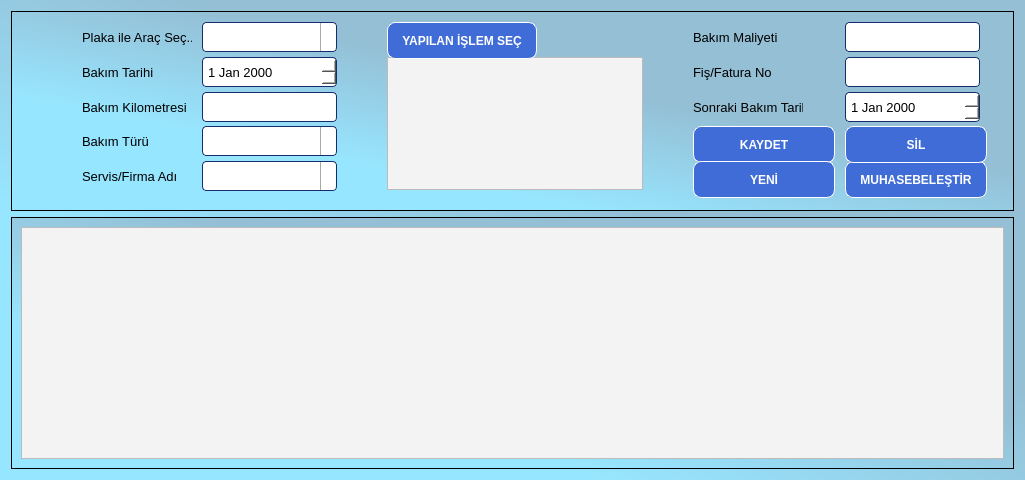
AyhanErcan70/SATTUP, file ui/ui_files/repairs_window.ui: the form before one commit.
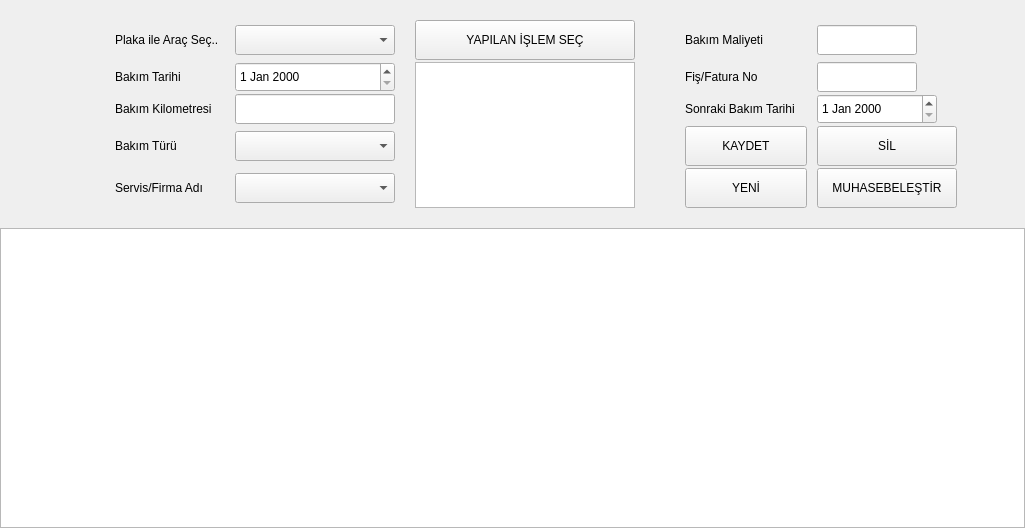
The form after the commit. Icons and pictures are not drawn.

Patch:
```diff
--- a/ui/ui_files/repairs_window.ui
+++ b/ui/ui_files/repairs_window.ui
@@ -7,248 +7,78 @@
     <x>0</x>
     <y>0</y>
     <width>1025</width>
-    <height>480</height>
+    <height>528</height>
    </rect>
   </property>
+  <property name="sizePolicy">
+   <sizepolicy hsizetype="Preferred" vsizetype="Preferred">
+    <horstretch>0</horstretch>
+    <verstretch>0</verstretch>
+   </sizepolicy>
+  </property>
   <property name="windowTitle">
    <string>Form</string>
   </property>
   <property name="styleSheet">
-   <string notr="true">#main_form{
-background-color: qlineargradient(spread:pad, x1:0, y1:1, x2:1, y2:0, stop:0.287234 rgba(151, 230, 255, 255), stop:0.595745 rgba(148, 191, 213, 255));
-}
-QWidget{font-family: &quot;Century Gothic&quot;, &quot;Calibri&quot;; font-size: 10pt; background-color:#f3f3f3;}
-QPushButton{background-color:#01c4ff; border-radius:4px; border:1px solid black;}
-QPushButton:hover{color:#ffffff;background-color:#162D6D; border-radius:6px; border:2px solid #EBEBEB;}
-QPushButton:pressed{color:#ffffff;background-color:red; border-radius:4px; border:3px solid #EBEBEB;padding-top: 4px;}
-QComboBox, QDateEdit, QLineEdit {
-	background-color:#ffffff;
-    border: 1px solid #162D6D;
-    border-radius: 4px;
-    padding: 1px 18px 1px 3px;
-   min-width: 7em;
-}
-QLabel{color: #000000;}
-QComboBox:editable {
-    background-color: white;
-}
-
-QComboBox:!editable, QComboBox::drop-down:editable {
-     background-color: qlineargradient(x1: 0, y1: 0, x2: 0, y2: 1,
-                                 stop: 0 #E1E1E1, stop: 0.4 #DDDDDD,
-                                 stop: 0.5 #D8D8D8, stop: 1.0 #D3D3D3);
-}
-
-/* QComboBox gets the &quot;on&quot; state when the popup is open */
-QComboBox:!editable:on, QComboBox::drop-down:editable:on {
-    background-color: qlineargradient(x1: 0, y1: 0, x2: 0, y2: 1,
-                                stop: 0 #D3D3D3, stop: 0.4 #D8D8D8,
-                                stop: 0.5 #DDDDDD, stop: 1.0 #E1E1E1);
-}
-
-QComboBox:on { /* shift the text when the popup opens */
-    padding-top: 3px;
-    padding-left: 4px;
-}
-
-QComboBox::drop-down {
-    subcontrol-origin: padding;
-    subcontrol-position: top right;
-    width: 15px;
-
-    border-left-width: 1px;
-    border-left-color: darkgray;
-    border-left-style: solid; /* just a single line */
-    border-top-right-radius: 3px; /* same radius as the QComboBox */
-    border-bottom-right-radius: 3px;
-}
-
-QComboBox::down-arrow {	
-image: url(:/resim/arrow-down.png);}
-
-QComboBox::down-arrow:on { /* shift the arrow when popup is open */
-    top: 1px;
-    left: 1px;
-}
-
-QComboBox {
-    border: 1px solid #162D6D;
-    selection-background-color: lightgray;
-}</string>
+   <string notr="true"/>
   </property>
-  <layout class="QGridLayout" name="gridLayout_3">
+  <layout class="QGridLayout" name="gridLayout_4">
+   <property name="leftMargin">
+    <number>0</number>
+   </property>
+   <property name="topMargin">
+    <number>0</number>
+   </property>
+   <property name="rightMargin">
+    <number>0</number>
+   </property>
+   <property name="bottomMargin">
+    <number>0</number>
+   </property>
+   <property name="spacing">
+    <number>0</number>
+   </property>
    <item row="0" column="0">
     <widget class="QFrame" name="top_frame">
      <property name="sizePolicy">
-      <sizepolicy hsizetype="Preferred" vsizetype="Preferred">
+      <sizepolicy hsizetype="Expanding" vsizetype="Fixed">
        <horstretch>0</horstretch>
        <verstretch>0</verstretch>
       </sizepolicy>
      </property>
-     <property name="minimumSize">
-      <size>
-       <width>0</width>
-       <height>200</height>
-      </size>
-     </property>
-     <property name="maximumSize">
-      <size>
-       <width>16777215</width>
-       <height>200</height>
-      </size>
-     </property>
-     <property name="styleSheet">
-      <string notr="true">QFrame#top_frame{
-background-color: qlineargradient(spread:pad, x1:0, y1:1, x2:1, y2:0, stop:0.287234 rgba(151, 230, 255, 255), stop:0.595745 rgba(148, 191, 213, 255));}
-QLabel{
-color: #000000;
-background-color: none;
-}
-/* Modern gradient butonlar */
-QPushButton {
- background-color: #3f6cd6;
-    border: 1px solid #ffffff;
-    border-radius: 8px;
-    color: white;
-    font-weight: bold;
-    /*padding: 12px 24px;*/
-    font-size: 12px;
-    margin: 0px;
-	min-height:35px;
-min-width:140px;
-}
-
-QPushButton:hover {
-    background: qlineargradient(x1:0, y1:0, x2:0, y2:1,
-                                stop:0 #8b8f90, stop:1 #d1d1d3);
-border:2px solid #ffffff;
-
-}
-
-QPushButton:pressed {
-    background: qlineargradient(x1:0, y1:0, x2:0, y2:1,
-                                stop:0 #5a67d8, stop:1 #6b46c1);
-	border: 2px solid #ffffff;
-	padding-top: 5px;
-   margin: 3px;
-}
-
-QPushButton:disabled {
-    background: #cccccc;
-    color: #666666;
-}</string>
-     </property>
      <property name="frameShape">
-      <enum>QFrame::Shape::Box</enum>
+      <enum>QFrame::Shape::NoFrame</enum>
      </property>
      <property name="frameShadow">
       <enum>QFrame::Shadow::Plain</enum>
      </property>
+     <layout class="QGridLayout" name="gridLayout_3">
+      <property name="leftMargin">
+       <number>15</number>
+      </property>
+      <property name="topMargin">
+       <number>20</number>
+      </property>
+      <property name="rightMargin">
+       <number>0</number>
+      </property>
+      <property name="bottomMargin">
+       <number>20</number>
+      </property>
+      <property name="spacing">
+       <number>0</number>
+      </property>
+      <item row="0" column="1">
      <layout class="QGridLayout" name="gridLayout">
-      <property name="leftMargin">
-       <number>70</number>
-      </property>
-      <property name="topMargin">
-       <number>10</number>
-      </property>
-      <property name="rightMargin">
-       <number>0</number>
-      </property>
-      <property name="bottomMargin">
-       <number>20</number>
-      </property>
       <property name="horizontalSpacing">
        <number>10</number>
       </property>
       <property name="verticalSpacing">
-       <number>5</number>
-      </property>
-      <item row="1" column="6">
-       <widget class="QLineEdit" name="txt_fis_no">
+         <number>2</number>
+        </property>
+        <item row="0" column="3">
+         <widget class="QPushButton" name="btn_islemler">
         <property name="sizePolicy">
-         <sizepolicy hsizetype="Fixed" vsizetype="Fixed">
-          <horstretch>0</horstretch>
-          <verstretch>0</verstretch>
-         </sizepolicy>
-        </property>
-        <property name="minimumSize">
-         <size>
-          <width>135</width>
-          <height>30</height>
-         </size>
-        </property>
-        <property name="maximumSize">
-         <size>
-          <width>100</width>
-          <height>30</height>
-         </size>
-        </property>
-       </widget>
-      </item>
-      <item row="0" column="6">
-       <widget class="QLineEdit" name="txt_maliyet">
-        <property name="sizePolicy">
-         <sizepolicy hsizetype="Fixed" vsizetype="Fixed">
-          <horstretch>0</horstretch>
-          <verstretch>0</verstretch>
-         </sizepolicy>
-        </property>
-        <property name="minimumSize">
-         <size>
-          <width>135</width>
-          <height>30</height>
-         </size>
-        </property>
-        <property name="maximumSize">
-         <size>
-          <width>100</width>
-          <height>30</height>
-         </size>
-        </property>
-       </widget>
-      </item>
-      <item row="2" column="4">
-       <spacer name="horizontalSpacer_2">
-        <property name="orientation">
-         <enum>Qt::Orientation::Horizontal</enum>
-        </property>
-        <property name="sizeType">
-         <enum>QSizePolicy::Policy::Fixed</enum>
-        </property>
-        <property name="sizeHint" stdset="0">
-         <size>
-          <width>40</width>
-          <height>20</height>
-         </size>
-        </property>
-       </spacer>
-      </item>
-      <item row="2" column="7">
-       <spacer name="horizontalSpacer">
-        <property name="orientation">
-         <enum>Qt::Orientation::Horizontal</enum>
-        </property>
-        <property name="sizeHint" stdset="0">
-         <size>
-          <width>40</width>
-          <height>20</height>
-         </size>
-        </property>
-       </spacer>
-      </item>
-      <item row="1" column="3" rowspan="4">
-       <widget class="QPlainTextEdit" name="txt_islemler">
-        <property name="sizePolicy">
-         <sizepolicy hsizetype="Fixed" vsizetype="Fixed">
-          <horstretch>0</horstretch>
-          <verstretch>0</verstretch>
-         </sizepolicy>
-        </property>
-       </widget>
-      </item>
-      <item row="2" column="5">
-       <widget class="QLabel" name="lbl_sonraki_bakim">
-        <property name="sizePolicy">
          <sizepolicy hsizetype="Fixed" vsizetype="Preferred">
           <horstretch>0</horstretch>
           <verstretch>0</verstretch>
@@ -256,118 +86,18 @@
         </property>
         <property name="minimumSize">
          <size>
-          <width>110</width>
-          <height>30</height>
+            <width>220</width>
+            <height>40</height>
          </size>
         </property>
         <property name="maximumSize">
          <size>
-          <width>110</width>
-          <height>30</height>
+            <width>220</width>
+            <height>40</height>
          </size>
         </property>
         <property name="text">
-         <string>Sonraki Bakım Tarihi</string>
-        </property>
-       </widget>
-      </item>
-      <item row="1" column="5">
-       <widget class="QLabel" name="lbl_fis">
-        <property name="sizePolicy">
-         <sizepolicy hsizetype="Fixed" vsizetype="Preferred">
-          <horstretch>0</horstretch>
-          <verstretch>0</verstretch>
-         </sizepolicy>
-        </property>
-        <property name="minimumSize">
-         <size>
-          <width>110</width>
-          <height>30</height>
-         </size>
-        </property>
-        <property name="maximumSize">
-         <size>
-          <width>110</width>
-          <height>30</height>
-         </size>
-        </property>
-        <property name="text">
-         <string>Fiş/Fatura No</string>
-        </property>
-       </widget>
-      </item>
-      <item row="3" column="5">
-       <widget class="QPushButton" name="btn_kaydet">
-        <property name="sizePolicy">
-         <sizepolicy hsizetype="Fixed" vsizetype="Fixed">
-          <horstretch>0</horstretch>
-          <verstretch>0</verstretch>
-         </sizepolicy>
-        </property>
-        <property name="minimumSize">
-         <size>
-          <width>142</width>
-          <height>37</height>
-         </size>
-        </property>
-        <property name="maximumSize">
-         <size>
-          <width>100</width>
-          <height>30</height>
-         </size>
-        </property>
-        <property name="text">
-         <string>KAYDET</string>
-        </property>
-       </widget>
-      </item>
-      <item row="1" column="0">
-       <widget class="QLabel" name="lbl_bakim_tarihi">
-        <property name="sizePolicy">
-         <sizepolicy hsizetype="Fixed" vsizetype="Preferred">
-          <horstretch>0</horstretch>
-          <verstretch>0</verstretch>
-         </sizepolicy>
-        </property>
-        <property name="minimumSize">
-         <size>
-          <width>110</width>
-          <height>30</height>
-         </size>
-        </property>
-        <property name="maximumSize">
-         <size>
-          <width>110</width>
-          <height>30</height>
-         </size>
-        </property>
-        <property name="text">
-         <string>Bakım Tarihi</string>
-        </property>
-       </widget>
-      </item>
-      <item row="4" column="6">
-       <widget class="QPushButton" name="btn_muhasebe">
-        <property name="sizePolicy">
-         <sizepolicy hsizetype="Fixed" vsizetype="Fixed">
-          <horstretch>0</horstretch>
-          <verstretch>0</verstretch>
-         </sizepolicy>
-        </property>
-        <property name="minimumSize">
-         <size>
-          <width>142</width>
-          <height>37</height>
-         </size>
-        </property>
-        <property name="maximumSize">
-         <size>
-          <width>100</width>
-          <height>30</height>
-         </size>
-        </property>
-        <property name="text">
-         <string>MUHASEBELEŞTİR</string>
+           <string>YAPILAN İŞLEM SEÇ</string>
         </property>
        </widget>
       </item>
@@ -396,52 +126,8 @@
         </property>
        </widget>
       </item>
-      <item row="2" column="6">
-       <widget class="QDateEdit" name="date_sonraki_bakim">
-        <property name="sizePolicy">
-         <sizepolicy hsizetype="Fixed" vsizetype="Fixed">
-          <horstretch>0</horstretch>
-          <verstretch>0</verstretch>
-         </sizepolicy>
-        </property>
-        <property name="minimumSize">
-         <size>
-          <width>135</width>
-          <height>30</height>
-         </size>
-        </property>
-        <property name="maximumSize">
-         <size>
-          <width>100</width>
-          <height>30</height>
-         </size>
-        </property>
-       </widget>
-      </item>
-      <item row="3" column="1">
-       <widget class="QComboBox" name="cmb_bakim_turu">
-        <property name="sizePolicy">
-         <sizepolicy hsizetype="Fixed" vsizetype="Fixed">
-          <horstretch>0</horstretch>
-          <verstretch>0</verstretch>
-         </sizepolicy>
-        </property>
-        <property name="minimumSize">
-         <size>
-          <width>135</width>
-          <height>30</height>
-         </size>
-        </property>
-        <property name="maximumSize">
-         <size>
-          <width>230</width>
-          <height>30</height>
-         </size>
-        </property>
-       </widget>
-      </item>
-      <item row="4" column="0">
-       <widget class="QLabel" name="lbl_firma_adi">
+        <item row="0" column="0">
+         <widget class="QLabel" name="lbl_arac">
         <property name="sizePolicy">
          <sizepolicy hsizetype="Fixed" vsizetype="Preferred">
           <horstretch>0</horstretch>
@@ -461,7 +147,29 @@
          </size>
         </property>
         <property name="text">
-         <string>Servis/Firma Adı</string>
+           <string>Plaka ile Araç Seç..</string>
+          </property>
+         </widget>
+        </item>
+        <item row="0" column="1">
+         <widget class="QComboBox" name="cmb_arac">
+          <property name="sizePolicy">
+           <sizepolicy hsizetype="Fixed" vsizetype="Fixed">
+            <horstretch>0</horstretch>
+            <verstretch>0</verstretch>
+           </sizepolicy>
+          </property>
+          <property name="minimumSize">
+           <size>
+            <width>160</width>
+            <height>30</height>
+           </size>
+          </property>
+          <property name="maximumSize">
+           <size>
+            <width>160</width>
+            <height>30</height>
+           </size>
         </property>
        </widget>
       </item>
@@ -490,8 +198,8 @@
         </property>
        </widget>
       </item>
-      <item row="4" column="1">
-       <widget class="QComboBox" name="cmb_firma_adi">
+        <item row="2" column="6">
+         <widget class="QDateEdit" name="date_sonraki_bakim">
         <property name="sizePolicy">
          <sizepolicy hsizetype="Fixed" vsizetype="Fixed">
           <horstretch>0</horstretch>
@@ -500,68 +208,18 @@
         </property>
         <property name="minimumSize">
          <size>
-          <width>135</width>
+            <width>120</width>
           <height>30</height>
          </size>
         </property>
         <property name="maximumSize">
          <size>
-          <width>230</width>
+            <width>120</width>
           <height>30</height>
          </size>
         </property>
        </widget>
       </item>
-      <item row="0" column="3">
-       <widget class="QPushButton" name="btn_islemler">
-        <property name="sizePolicy">
-         <sizepolicy hsizetype="Fixed" vsizetype="Fixed">
-          <horstretch>0</horstretch>
-          <verstretch>0</verstretch>
-         </sizepolicy>
-        </property>
-        <property name="minimumSize">
-         <size>
-          <width>142</width>
-          <height>37</height>
-         </size>
-        </property>
-        <property name="maximumSize">
-         <size>
-          <width>150</width>
-          <height>30</height>
-         </size>
-        </property>
-        <property name="text">
-         <string>YAPILAN İŞLEM SEÇ</string>
-        </property>
-       </widget>
-      </item>
-      <item row="4" column="5">
-       <widget class="QPushButton" name="btn_yeni">
-        <property name="sizePolicy">
-         <sizepolicy hsizetype="Fixed" vsizetype="Fixed">
-          <horstretch>0</horstretch>
-          <verstretch>0</verstretch>
-         </sizepolicy>
-        </property>
-        <property name="minimumSize">
-         <size>
-          <width>142</width>
-          <height>37</height>
-         </size>
-        </property>
-        <property name="maximumSize">
-         <size>
-          <width>100</width>
-          <height>30</height>
-         </size>
-        </property>
-        <property name="text">
-         <string>YENİ</string>
-        </property>
-       </widget>
-      </item>
       <item row="3" column="6">
        <widget class="QPushButton" name="btn_sil">
         <property name="sizePolicy">
@@ -572,14 +230,14 @@
         </property>
         <property name="minimumSize">
          <size>
-          <width>142</width>
-          <height>37</height>
+            <width>140</width>
+            <height>40</height>
          </size>
         </property>
         <property name="maximumSize">
          <size>
-          <width>100</width>
-          <height>30</height>
+            <width>140</width>
+            <height>40</height>
          </size>
         </property>
         <property name="text">
@@ -587,8 +245,8 @@
         </property>
        </widget>
       </item>
-      <item row="0" column="1">
-       <widget class="QComboBox" name="cmb_arac">
+        <item row="1" column="1">
+         <widget class="QDateEdit" name="date_bakim">
         <property name="sizePolicy">
          <sizepolicy hsizetype="Fixed" vsizetype="Fixed">
           <horstretch>0</horstretch>
@@ -597,13 +255,82 @@
         </property>
         <property name="minimumSize">
          <size>
-          <width>135</width>
+            <width>160</width>
           <height>30</height>
          </size>
         </property>
         <property name="maximumSize">
          <size>
-          <width>100</width>
+            <width>160</width>
+            <height>30</height>
+           </size>
+          </property>
+         </widget>
+        </item>
+        <item row="4" column="6">
+         <widget class="QPushButton" name="btn_muhasebe">
+          <property name="sizePolicy">
+           <sizepolicy hsizetype="Fixed" vsizetype="Fixed">
+            <horstretch>0</horstretch>
+            <verstretch>0</verstretch>
+           </sizepolicy>
+          </property>
+          <property name="minimumSize">
+           <size>
+            <width>0</width>
+            <height>40</height>
+           </size>
+          </property>
+          <property name="maximumSize">
+           <size>
+            <width>140</width>
+            <height>40</height>
+           </size>
+          </property>
+          <property name="text">
+           <string>MUHASEBELEŞTİR</string>
+          </property>
+         </widget>
+        </item>
+        <item row="3" column="1">
+         <widget class="QComboBox" name="cmb_bakim_turu">
+          <property name="sizePolicy">
+           <sizepolicy hsizetype="Fixed" vsizetype="Fixed">
+            <horstretch>0</horstretch>
+            <verstretch>0</verstretch>
+           </sizepolicy>
+          </property>
+          <property name="minimumSize">
+           <size>
+            <width>160</width>
+            <height>30</height>
+           </size>
+          </property>
+          <property name="maximumSize">
+           <size>
+            <width>160</width>
+            <height>30</height>
+           </size>
+          </property>
+         </widget>
+        </item>
+        <item row="2" column="1">
+         <widget class="QLineEdit" name="txt_bakim_km">
+          <property name="sizePolicy">
+           <sizepolicy hsizetype="Fixed" vsizetype="Fixed">
+            <horstretch>0</horstretch>
+            <verstretch>0</verstretch>
+           </sizepolicy>
+          </property>
+          <property name="minimumSize">
+           <size>
+            <width>160</width>
+            <height>30</height>
+           </size>
+          </property>
+          <property name="maximumSize">
+           <size>
+            <width>160</width>
           <height>30</height>
          </size>
         </property>
@@ -634,9 +361,25 @@
         </property>
        </widget>
       </item>
-      <item row="2" column="1">
-       <widget class="QLineEdit" name="txt_bakim_km">
+        <item row="1" column="3" rowspan="4">
+         <widget class="QPlainTextEdit" name="plainTextEdit">
         <property name="sizePolicy">
+           <sizepolicy hsizetype="Expanding" vsizetype="Preferred">
+            <horstretch>0</horstretch>
+            <verstretch>0</verstretch>
+           </sizepolicy>
+          </property>
+          <property name="maximumSize">
+           <size>
+            <width>220</width>
+            <height>16777215</height>
+           </size>
+          </property>
+         </widget>
+        </item>
+        <item row="4" column="5">
+         <widget class="QPushButton" name="btn_yeni">
+          <property name="sizePolicy">
          <sizepolicy hsizetype="Fixed" vsizetype="Fixed">
           <horstretch>0</horstretch>
           <verstretch>0</verstretch>
@@ -644,66 +387,260 @@
         </property>
         <property name="minimumSize">
          <size>
-          <width>135</width>
+            <width>122</width>
+            <height>40</height>
+           </size>
+          </property>
+          <property name="maximumSize">
+           <size>
+            <width>122</width>
+            <height>40</height>
+           </size>
+          </property>
+          <property name="text">
+           <string>YENİ</string>
+          </property>
+         </widget>
+        </item>
+        <item row="1" column="0">
+         <widget class="QLabel" name="lbl_bakim_tarihi">
+          <property name="sizePolicy">
+           <sizepolicy hsizetype="Fixed" vsizetype="Preferred">
+            <horstretch>0</horstretch>
+            <verstretch>0</verstretch>
+           </sizepolicy>
+          </property>
+          <property name="minimumSize">
+           <size>
+            <width>110</width>
           <height>30</height>
          </size>
         </property>
         <property name="maximumSize">
          <size>
-          <width>70</width>
+            <width>110</width>
           <height>30</height>
          </size>
         </property>
-       </widget>
+          <property name="text">
+           <string>Bakım Tarihi</string>
+          </property>
+         </widget>
+        </item>
+        <item row="4" column="0">
+         <widget class="QLabel" name="lbl_firma_adi">
+          <property name="sizePolicy">
+           <sizepolicy hsizetype="Fixed" vsizetype="Preferred">
+            <horstretch>0</horstretch>
+            <verstretch>0</verstretch>
+           </sizepolicy>
+          </property>
+          <property name="minimumSize">
+           <size>
+            <width>110</width>
+            <height>30</height>
+           </size>
+          </property>
+          <property name="maximumSize">
+           <size>
+            <width>110</width>
+            <height>30</height>
+           </size>
+          </property>
+          <property name="text">
+           <string>Servis/Firma Adı</string>
+          </property>
+         </widget>
+        </item>
+        <item row="1" column="6">
+         <widget class="QLineEdit" name="txt_fis_no">
+          <property name="sizePolicy">
+           <sizepolicy hsizetype="Expanding" vsizetype="Expanding">
+            <horstretch>0</horstretch>
+            <verstretch>0</verstretch>
+           </sizepolicy>
+          </property>
+          <property name="minimumSize">
+           <size>
+            <width>0</width>
+            <height>0</height>
+           </size>
+          </property>
+          <property name="maximumSize">
+           <size>
+            <width>100</width>
+            <height>30</height>
+           </size>
+          </property>
+         </widget>
+        </item>
+        <item row="0" column="6">
+         <widget class="QLineEdit" name="txt_maliyet">
+          <property name="sizePolicy">
+           <sizepolicy hsizetype="Preferred" vsizetype="Preferred">
+            <horstretch>0</horstretch>
+            <verstretch>0</verstretch>
+           </sizepolicy>
+          </property>
+          <property name="minimumSize">
+           <size>
+            <width>0</width>
+            <height>30</height>
+           </size>
+          </property>
+          <property name="maximumSize">
+           <size>
+            <width>100</width>
+            <height>30</height>
+           </size>
+          </property>
+         </widget>
+        </item>
+        <item row="1" column="5">
+         <widget class="QLabel" name="lbl_fis">
+          <property name="sizePolicy">
+           <sizepolicy hsizetype="Fixed" vsizetype="Preferred">
+            <horstretch>0</horstretch>
+            <verstretch>0</verstretch>
+           </sizepolicy>
+          </property>
+          <property name="minimumSize">
+           <size>
+            <width>110</width>
+            <height>30</height>
+           </size>
+          </property>
+          <property name="maximumSize">
+           <size>
+            <width>110</width>
+            <height>30</height>
+           </size>
+          </property>
+          <property name="text">
+           <string>Fiş/Fatura No</string>
+          </property>
+         </widget>
+        </item>
+        <item row="2" column="5">
+         <widget class="QLabel" name="lbl_sonraki_bakim">
+          <property name="sizePolicy">
+           <sizepolicy hsizetype="Fixed" vsizetype="Preferred">
+            <horstretch>0</horstretch>
+            <verstretch>0</verstretch>
+           </sizepolicy>
+          </property>
+          <property name="minimumSize">
+           <size>
+            <width>110</width>
+            <height>30</height>
+           </size>
+          </property>
+          <property name="maximumSize">
+           <size>
+            <width>110</width>
+            <height>30</height>
+           </size>
+          </property>
+          <property name="text">
+           <string>Sonraki Bakım Tarihi</string>
+          </property>
+         </widget>
+        </item>
+        <item row="2" column="7">
+         <spacer name="horizontalSpacer_2">
+          <property name="orientation">
+           <enum>Qt::Orientation::Horizontal</enum>
+          </property>
+          <property name="sizeHint" stdset="0">
+           <size>
+            <width>40</width>
+            <height>20</height>
+           </size>
+          </property>
+         </spacer>
+        </item>
+        <item row="3" column="5">
+         <widget class="QPushButton" name="btn_kaydet">
+          <property name="sizePolicy">
+           <sizepolicy hsizetype="Fixed" vsizetype="Fixed">
+            <horstretch>0</horstretch>
+            <verstretch>0</verstretch>
+           </sizepolicy>
+          </property>
+          <property name="minimumSize">
+           <size>
+            <width>122</width>
+            <height>40</height>
+           </size>
+          </property>
+          <property name="maximumSize">
+           <size>
+            <width>122</width>
+            <height>40</height>
+           </size>
+          </property>
+          <property name="text">
+           <string>KAYDET</string>
+          </property>
+         </widget>
+        </item>
+        <item row="1" column="4">
+         <spacer name="horizontalSpacer_4">
+          <property name="orientation">
+           <enum>Qt::Orientation::Horizontal</enum>
+          </property>
+          <property name="sizeType">
+           <enum>QSizePolicy::Policy::Fixed</enum>
+          </property>
+          <property name="sizeHint" stdset="0">
+           <size>
+            <width>40</width>
+            <height>20</height>
+           </size>
+          </property>
+         </spacer>
+        </item>
+        <item row="4" column="1">
+         <widget class="QComboBox" name="cmb_firma_adi">
+          <property name="sizePolicy">
+           <sizepolicy hsizetype="Fixed" vsizetype="Preferred">
+            <horstretch>0</horstretch>
+            <verstretch>0</verstretch>
+           </sizepolicy>
+          </property>
+          <property name="minimumSize">
+           <size>
+            <width>160</width>
+            <height>0</height>
+           </size>
+          </property>
+          <property name="maximumSize">
+           <size>
+            <width>160</width>
+            <height>30</height>
+           </size>
+          </property>
+         </widget>
+        </item>
+        <item row="2" column="2">
+         <spacer name="horizontalSpacer">
+          <property name="orientation">
+           <enum>Qt::Orientation::Horizontal</enum>
+          </property>
+          <property name="sizeType">
+           <enum>QSizePolicy::Policy::Fixed</enum>
+          </property>
+          <property name="sizeHint" stdset="0">
+           <size>
+            <width>10</width>
+            <height>20</height>
+           </size>
+          </property>
+         </spacer>
+        </item>
+       </layout>
       </item>
       <item row="0" column="0">
-       <widget class="QLabel" name="lbl_arac">
-        <property name="sizePolicy">
-         <sizepolicy hsizetype="Fixed" vsizetype="Preferred">
-          <horstretch>0</horstretch>
-          <verstretch>0</verstretch>
-         </sizepolicy>
-        </property>
-        <property name="minimumSize">
-         <size>
-          <width>110</width>
-          <height>30</height>
-         </size>
-        </property>
-        <property name="maximumSize">
-         <size>
-          <width>110</width>
-          <height>30</height>
-         </size>
-        </property>
-        <property name="text">
-         <string>Plaka ile Araç Seç..</string>
-        </property>
-       </widget>
-      </item>
-      <item row="1" column="1">
-       <widget class="QDateEdit" name="date_bakim">
-        <property name="sizePolicy">
-         <sizepolicy hsizetype="Fixed" vsizetype="Fixed">
-          <horstretch>0</horstretch>
-          <verstretch>0</verstretch>
-         </sizepolicy>
-        </property>
-        <property name="minimumSize">
-         <size>
-          <width>135</width>
-          <height>30</height>
-         </size>
-        </property>
-        <property name="maximumSize">
-         <size>
-          <width>100</width>
-          <height>30</height>
-         </size>
-        </property>
-       </widget>
-      </item>
-      <item row="3" column="2">
        <spacer name="horizontalSpacer_3">
         <property name="orientation">
          <enum>Qt::Orientation::Horizontal</enum>
@@ -713,7 +650,7 @@
         </property>
         <property name="sizeHint" stdset="0">
          <size>
-          <width>40</width>
+          <width>100</width>
           <height>20</height>
          </size>
         </property>
@@ -723,7 +660,7 @@
     </widget>
    </item>
    <item row="1" column="0">
-    <widget class="QFrame" name="frame_2">
+    <widget class="QFrame" name="bottom_frame">
      <property name="sizePolicy">
       <sizepolicy hsizetype="Expanding" vsizetype="Expanding">
        <horstretch>0</horstretch>
@@ -731,53 +668,30 @@
       </sizepolicy>
      </property>
      <property name="styleSheet">
-      <string notr="true">QFrame#frame_2{
-background-color: qlineargradient(spread:pad, x1:0, y1:1, x2:1, y2:0, stop:0.287234 rgba(151, 230, 255, 255), stop:0.595745 rgba(148, 191, 213, 255));}
-QLabel{
-color: #000000;
-background-color: none;
-}
-/* Modern gradient butonlar */
-QPushButton {
- background-color: #3f6cd6;
-    border: 1px solid #ffffff;
-    border-radius: 8px;
-    color: white;
-    font-weight: bold;
-    /*padding: 12px 24px;*/
-    font-size: 12px;
-    margin: 0px;
-	min-height:35px;
-min-width:140px;
-}
-
-QPushButton:hover {
-    background: qlineargradient(x1:0, y1:0, x2:0, y2:1,
-                                stop:0 #8b8f90, stop:1 #d1d1d3);
-border:2px solid #ffffff;
-
-}
-
-QPushButton:pressed {
-    background: qlineargradient(x1:0, y1:0, x2:0, y2:1,
-                                stop:0 #5a67d8, stop:1 #6b46c1);
-	border: 2px solid #ffffff;
-	padding-top: 5px;
-   margin: 3px;
-}
-
-QPushButton:disabled {
-    background: #cccccc;
-    color: #666666;
-}</string>
+      <string notr="true"/>
      </property>
      <property name="frameShape">
-      <enum>QFrame::Shape::Box</enum>
+      <enum>QFrame::Shape::NoFrame</enum>
      </property>
      <property name="frameShadow">
       <enum>QFrame::Shadow::Plain</enum>
      </property>
      <layout class="QGridLayout" name="gridLayout_2">
+      <property name="leftMargin">
+       <number>0</number>
+      </property>
+      <property name="topMargin">
+       <number>0</number>
+      </property>
+      <property name="rightMargin">
+       <number>0</number>
+      </property>
+      <property name="bottomMargin">
+       <number>0</number>
+      </property>
+      <property name="spacing">
+       <number>0</number>
+      </property>
       <item row="0" column="0">
        <widget class="QTableWidget" name="table_bakim"/>
       </item>
```
Lines whose indentation alone changed are shown as unchanged.
